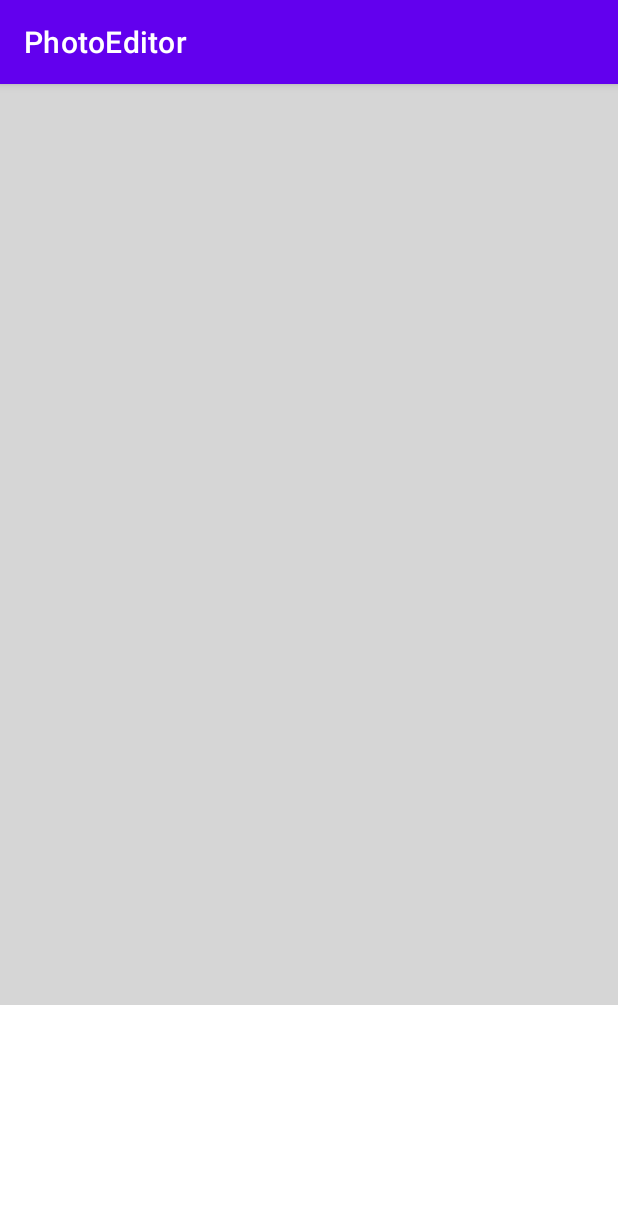
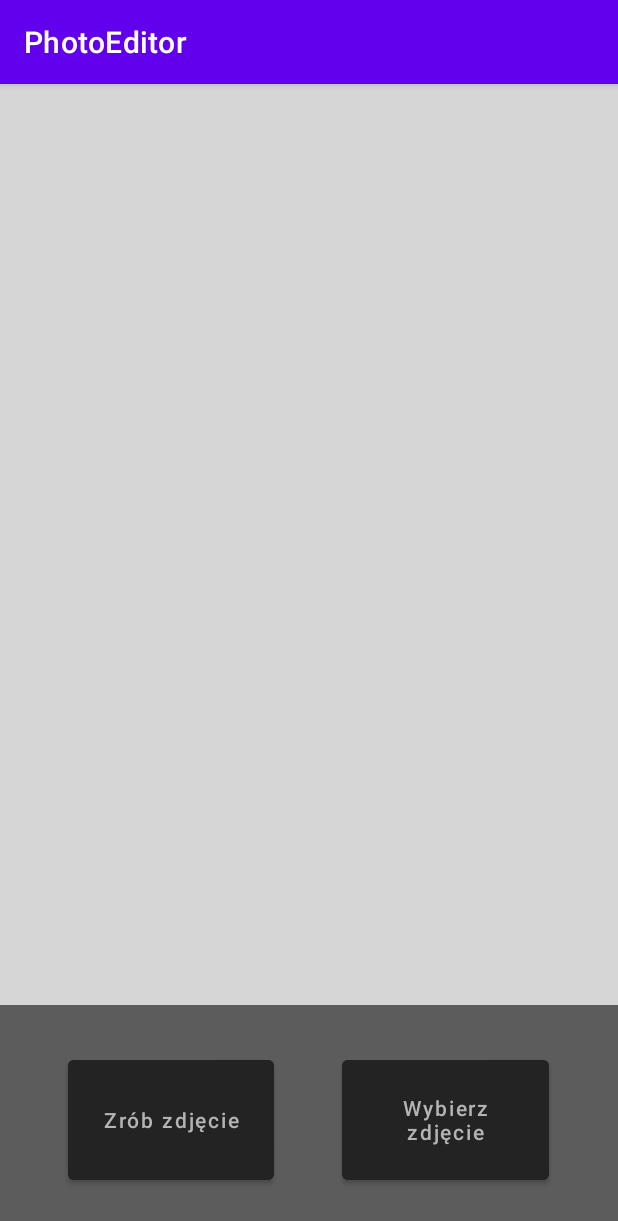
Before and after one commit to BKowalskiOff/MobilePhotoEditor, an Android app: the screen it shows after launch (MainActivity), on a phone screen of 412 x 824 dp. Shown: the top 1221 px of the screen. Run offline under Robolectric (Android 15) with nearby library versions, the phone set to English and light mode, and no system bars; 1 statement that could not run was skipped.

Commit message:
Implement selecting photo from device storage/taking photo with camera and loading it as a bitmap

```diff
--- a/app/build.gradle
+++ b/app/build.gradle
@@ -23,6 +23,11 @@ android {
             proguardFiles getDefaultProguardFile('proguard-android-optimize.txt'), 'proguard-rules.pro'
         }
     }
+
+    buildFeatures {
+        viewBinding = true
+    }
+
     compileOptions {
         sourceCompatibility JavaVersion.VERSION_1_8
         targetCompatibility JavaVersion.VERSION_1_8
@@ -41,6 +46,7 @@ dependencies {
     implementation 'androidx.legacy:legacy-support-v4:1.0.0'
     implementation 'androidx.lifecycle:lifecycle-livedata-ktx:2.6.1'
     implementation 'androidx.lifecycle:lifecycle-viewmodel-ktx:2.6.1'
+    implementation 'androidx.activity:activity-ktx:1.7.2'
     testImplementation 'junit:junit:4.13.2'
     androidTestImplementation 'androidx.test.ext:junit:1.1.3'
     androidTestImplementation 'androidx.test.espresso:espresso-core:3.4.0'
--- a/app/src/main/java/com/example/photoeditor/MainActivity.kt
+++ b/app/src/main/java/com/example/photoeditor/MainActivity.kt
@@ -1,11 +1,35 @@
 package com.example.photoeditor
 
+import android.graphics.Bitmap
 import androidx.appcompat.app.AppCompatActivity
 import android.os.Bundle
+import com.example.photoeditor.databinding.ActivityMainBinding
+import com.example.photoeditor.photo_classes.Photo
 
-class MainActivity : AppCompatActivity() {
+class MainActivity : AppCompatActivity(), FileSelectedListener{
+
+    private lateinit var binding: ActivityMainBinding
+    private var photo: Photo? = null
+
     override fun onCreate(savedInstanceState: Bundle?) {
         super.onCreate(savedInstanceState)
-        setContentView(R.layout.activity_main)
+        binding = ActivityMainBinding.inflate(layoutInflater)
+        setContentView(binding.root)
+        //setting the menu fragment container as photo importing fragment
+        supportFragmentManager.beginTransaction().apply {
+            replace(R.id.fcv_menu, PhotoImportMenu())
+            commit()
+        }
     }
+
+    override fun onFileSelected(image: Bitmap) {
+
+        photo = Photo(image)
+
+        val scaled = Bitmap.createScaledBitmap(photo!!.bitmap!!, binding.ivPhoto.width, binding.ivPhoto.height, true)
+
+        binding.ivPhoto.setImageBitmap(scaled)
+
+    }
+
 }
--- a/app/src/main/java/com/example/photoeditor/PhotoImportMenu.kt
+++ b/app/src/main/java/com/example/photoeditor/PhotoImportMenu.kt
@@ -1,10 +1,33 @@
 package com.example.photoeditor
 
+import android.app.Activity
+import android.content.Context
+import android.content.Intent
+import android.graphics.Bitmap
+import android.graphics.BitmapFactory
+import android.net.Uri
+import android.os.Build
 import android.os.Bundle
+import android.os.ParcelFileDescriptor
+import android.util.Log
 import androidx.fragment.app.Fragment
 import android.view.LayoutInflater
 import android.view.View
 import android.view.ViewGroup
+import androidx.activity.result.ActivityResult
+import androidx.activity.result.ActivityResultLauncher
+import androidx.activity.result.PickVisualMediaRequest
+import androidx.activity.result.contract.ActivityResultContracts
+import androidx.activity.result.registerForActivityResult
+import androidx.annotation.RequiresApi
+import androidx.core.content.FileProvider
+import com.example.photoeditor.databinding.FragmentPhotoImportMenuBinding
+import java.io.File
+import java.io.FileDescriptor
+
+interface FileSelectedListener{
+    fun onFileSelected(image: Bitmap)
+}
 
 // TODO: Rename parameter arguments, choose names that match
 // the fragment initialization parameters, e.g. ARG_ITEM_NUMBER
@@ -20,6 +43,11 @@ class PhotoImportMenu : Fragment() {
     // TODO: Rename and change types of parameters
     private var param1: String? = null
     private var param2: String? = null
+    private lateinit var binding: FragmentPhotoImportMenuBinding
+    private lateinit var photoChooserLauncher: ActivityResultLauncher<PickVisualMediaRequest>
+    private lateinit var cameraLauncher: ActivityResultLauncher<Uri>
+
+    private lateinit var photoSelectedListener: FileSelectedListener
 
     override fun onCreate(savedInstanceState: Bundle?) {
         super.onCreate(savedInstanceState)
@@ -33,8 +61,65 @@ class PhotoImportMenu : Fragment() {
         inflater: LayoutInflater, container: ViewGroup?,
         savedInstanceState: Bundle?
     ): View? {
+
+        binding = FragmentPhotoImportMenuBinding.inflate(inflater, container, false)
         // Inflate the layout for this fragment
-        return inflater.inflate(R.layout.fragment_photo_import_menu, container, false)
+        return binding.root
+    }
+
+    @RequiresApi(Build.VERSION_CODES.O)
+    override fun onViewCreated(view: View, savedInstanceState: Bundle?) {
+        super.onViewCreated(view, savedInstanceState)
+
+        val tempUri = initTempUri()
+
+        //registering image selecting and taking picture activities to be able to launch them later (basically boilerplate)
+        photoChooserLauncher = registerForActivityResult(ActivityResultContracts.PickVisualMedia()){
+            path: Uri? ->
+
+                val bm = bitmapFromUri(path!!)
+
+                photoSelectedListener.onFileSelected(bm)
+        }
+
+        cameraLauncher = registerForActivityResult(ActivityResultContracts.TakePicture()){
+            val bm = bitmapFromUri(tempUri)
+            photoSelectedListener.onFileSelected(bm)
+        }
+
+        binding.button7.setOnClickListener{
+            photoChooserLauncher.launch(PickVisualMediaRequest())
+        }
+        binding.button6.setOnClickListener{
+            cameraLauncher.launch(tempUri)
+        }
+
+    }
+
+    //initialization of temporary Uri for images taken with camera
+    private fun initTempUri(): Uri {
+        val tempImagesDir = File(requireContext().filesDir, getString(R.string.temp_images_dir))
+        tempImagesDir.mkdir()
+        val tempImage = File(tempImagesDir, getString(R.string.temp_image))
+        return FileProvider.getUriForFile(requireContext(), getString(R.string.authorities), tempImage)
+    }
+
+    private fun bitmapFromUri(path: Uri): Bitmap{
+
+        //boilerplate code to read image file content as bitmap from given Uri
+        val pfd: ParcelFileDescriptor? = requireContext().contentResolver.openFileDescriptor(path, "r")
+        val fd: FileDescriptor = pfd!!.fileDescriptor
+        val bm: Bitmap = BitmapFactory.decodeFileDescriptor(fd!!)
+
+        pfd.close()
+
+        return bm
+
+    }
+
+    override fun onAttach(context: Context) {
+        super.onAttach(context)
+        photoSelectedListener = context as FileSelectedListener
     }
 
     companion object {
--- a/app/src/main/java/com/example/photoeditor/photo_classes/PhotoLoadManager.kt
+++ /dev/null
@@ -1,4 +0,0 @@
-package com.example.photoeditor.photo_classes
-
-class PhotoLoadManager {
-}
--- a/app/src/main/res/layout/activity_main.xml
+++ b/app/src/main/res/layout/activity_main.xml
@@ -12,7 +12,8 @@
         android:layout_width="match_parent"
         android:layout_height="0dp"
         android:layout_weight="4"
-        app:srcCompat="@drawable/empty_view" />
+        android:scaleType="fitXY"
+        android:src="@drawable/empty_view"/>
 
     <androidx.fragment.app.FragmentContainerView
         android:id="@+id/fcv_menu"
--- a/app/src/main/res/values/strings.xml
+++ b/app/src/main/res/values/strings.xml
@@ -1,3 +1,6 @@
 <resources>
     <string name="app_name">PhotoEditor</string>
+    <string name="temp_images_dir">temp_images</string>
+    <string name="temp_image">temp_image.jpg</string>
+    <string name="authorities">com.example.fileprovider</string>
 </resources>
--- /dev/null
+++ b/app/src/main/res/xml/file_paths.xml
@@ -0,0 +1,4 @@
+<?xml version="1.0" encoding="utf-8"?>
+<paths xmlns:android="http://schemas.android.com/apk/res/android">
+    <files-path name="@strings/temp_images" path="." />
+</paths>
--- a/build.gradle
+++ b/build.gradle
@@ -2,5 +2,5 @@
 plugins {
     id 'com.android.application' version '7.3.1' apply false
     id 'com.android.library' version '7.3.1' apply false
-    id 'org.jetbrains.kotlin.android' version '1.7.20' apply false
+    id 'org.jetbrains.kotlin.android' version '1.8.0' apply false
 }
```
Also changed, not shown: app/src/main/AndroidManifest.xml (+11 -0 lines), app/src/main/java/com/example/photoeditor/photo_classes/Photo.kt (+12 -0 lines).
